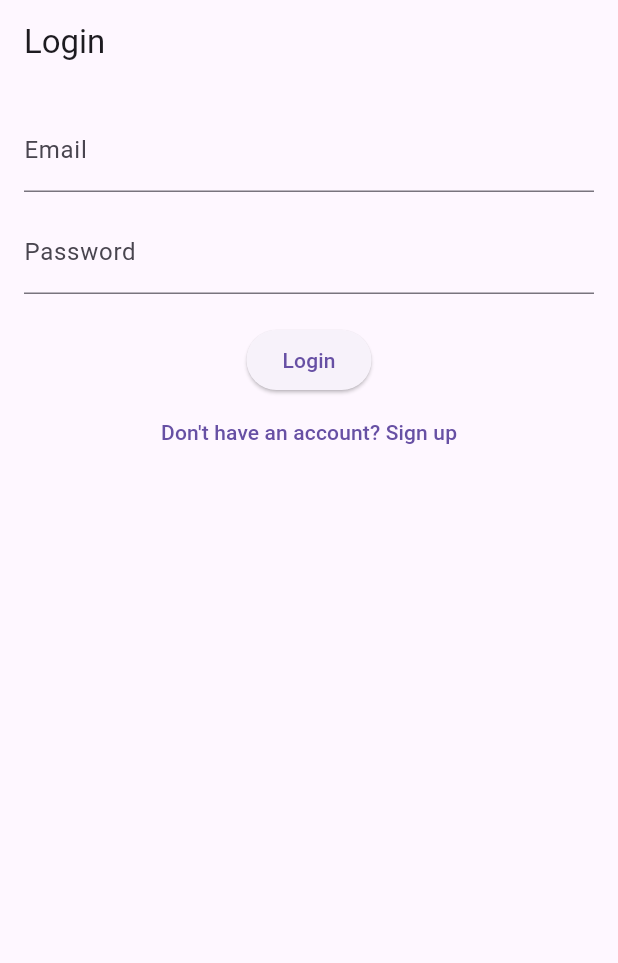
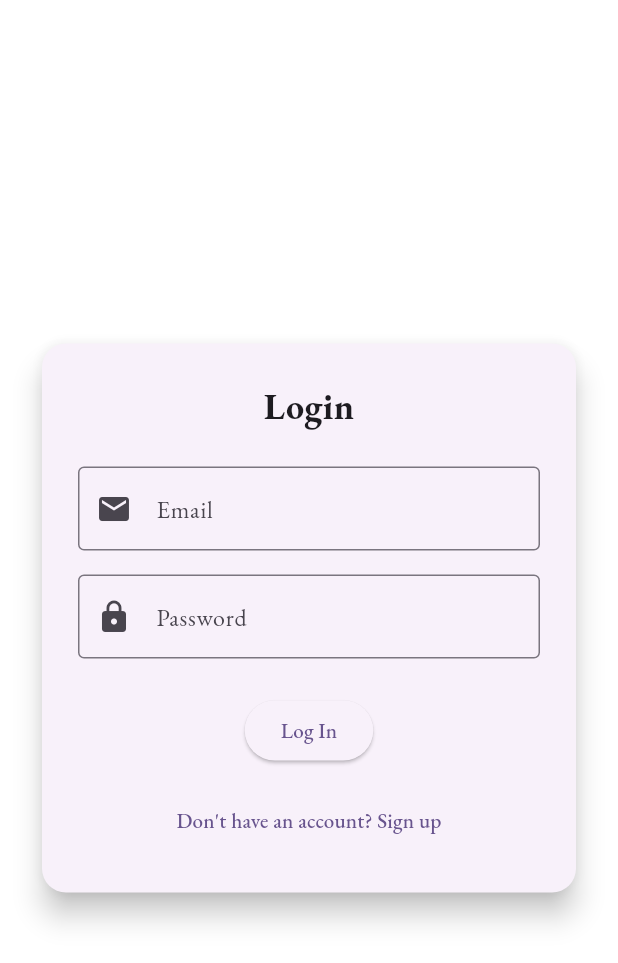
Before and after one commit to fadhuweb/note_app, a Flutter app: the screen it shows after launch, on a phone screen of 412 x 824 dp. Shown: the top 963 px of the screen. Run offline on Flutter 3.47's test engine with Material 3 defaults, Android fonts, the phone set to English and light mode, and no system bars; our stand-ins replace cloud_firestore, firebase_auth, firebase_core, flutter_bloc, google_fonts; accounts and stored records are empty.

```diff
--- a/lib/domain/models/note_model.dart
+++ b/lib/domain/models/note_model.dart
@@ -1,20 +1,39 @@
 class NoteModel {
   final String id;
-  final String text;
+  final String title;
+  final String content;
   final DateTime timestamp;
   final String userId;
 
   NoteModel({
     required this.id,
-    required this.text,
+    required this.title,
+    required this.content,
     required this.timestamp,
     required this.userId,
   });
 
+  NoteModel copyWith({
+    String? id,
+    String? title,
+    String? content,
+    DateTime? timestamp,
+    String? userId,
+  }) {
+    return NoteModel(
+      id: id ?? this.id,
+      title: title ?? this.title,
+      content: content ?? this.content,
+      timestamp: timestamp ?? this.timestamp,
+      userId: userId ?? this.userId,
+    );
+  }
+
   Map<String, dynamic> toMap() {
     return {
       'id': id,
-      'text': text,
+      'title': title,
+      'content': content,
       'timestamp': timestamp.toIso8601String(),
       'userId': userId,
     };
@@ -23,7 +42,8 @@ class NoteModel {
   factory NoteModel.fromMap(Map<String, dynamic> map) {
     return NoteModel(
       id: map['id'] ?? '',
-      text: map['text'] ?? '',
+      title: map['title'] ?? '',
+      content: map['content'] ?? '',
       timestamp: DateTime.parse(map['timestamp']),
       userId: map['userId'] ?? '',
     );
--- a/lib/domain/repositories/notes_repository_interface.dart
+++ b/lib/domain/repositories/notes_repository_interface.dart
@@ -3,6 +3,6 @@ import '../models/note_model.dart';
 abstract class INotesRepository {
   Future<List<NoteModel>> fetchNotes(String userId);
   Future<void> addNote(NoteModel note);
-  Future<void> updateNote(String id, String newText);
+  Future<void> updateNote(String id, String newTitle, String newContent); // ✅ update this
   Future<void> deleteNote(String id);
 }
--- a/lib/main.dart
+++ b/lib/main.dart
@@ -3,6 +3,7 @@ import 'package:firebase_core/firebase_core.dart';
 import 'package:flutter_bloc/flutter_bloc.dart';
 import 'package:firebase_auth/firebase_auth.dart';
 import 'package:cloud_firestore/cloud_firestore.dart';
+import 'package:google_fonts/google_fonts.dart';
 
 import 'firebase_options.dart';
 
@@ -17,6 +18,7 @@ import 'presentation/blocs/notes/notes_bloc.dart';
 import 'presentation/screens/auth/login_screen.dart';
 import 'presentation/screens/auth/signup_screen.dart';
 import 'presentation/screens/notes/notes_screen.dart';
+import 'presentation/screens/splash_screen.dart'; // ✅ Splash screen
 
 void main() async {
   WidgetsFlutterBinding.ensureInitialized();
@@ -56,10 +58,32 @@ class MyApp extends StatelessWidget {
         child: MaterialApp(
           debugShowCheckedModeBanner: false,
           title: 'Note App',
-          theme: ThemeData(primarySwatch: Colors.indigo),
-          home: FirebaseAuth.instance.currentUser == null
-              ? const LoginScreen()
-              : const NotesScreen(),
+
+          // 🎨 Light Theme with Garamond
+          theme: ThemeData(
+            useMaterial3: true,
+            brightness: Brightness.light,
+            colorScheme: ColorScheme.fromSeed(seedColor: Colors.deepPurple),
+            scaffoldBackgroundColor: Colors.white,
+            textTheme: GoogleFonts.ebGaramondTextTheme(),
+          ),
+
+          // 🌑 Dark Theme
+          darkTheme: ThemeData(
+            useMaterial3: true,
+            brightness: Brightness.dark,
+            colorScheme: ColorScheme.fromSeed(
+              seedColor: Colors.deepPurple,
+              brightness: Brightness.dark,
+            ),
+            textTheme: GoogleFonts.ebGaramondTextTheme(
+              ThemeData(brightness: Brightness.dark).textTheme,
+            ),
+          ),
+
+          themeMode: ThemeMode.system,
+
+          home: const SplashScreen(), // ✅ Now starts with splash
           routes: {
             '/login': (_) => const LoginScreen(),
             '/signup': (_) => const SignupScreen(),
--- a/lib/presentation/blocs/notes/notes_event.dart
+++ b/lib/presentation/blocs/notes/notes_event.dart
@@ -14,11 +14,14 @@ class AddNote extends NotesEvent {
 
 class UpdateNote extends NotesEvent {
   final String id;
-  final String newText;
-  UpdateNote(this.id, this.newText);
+  final String newTitle;
+  final String newContent;
+  final String userId;  // add userId here
+  UpdateNote(this.id, this.newTitle, this.newContent, this.userId);
 }
 
 class DeleteNote extends NotesEvent {
   final String id;
-  DeleteNote(this.id);
+  final String userId;  // add userId here
+  DeleteNote(this.id, this.userId);
 }
--- a/lib/presentation/screens/auth/login_screen.dart
+++ b/lib/presentation/screens/auth/login_screen.dart
@@ -3,7 +3,6 @@ import 'package:flutter_bloc/flutter_bloc.dart';
 import '../../blocs/auth/auth_event.dart';
 import '../../blocs/auth/auth_state.dart';
 import '../../blocs/auth/auth_bloc.dart';
-import '../notes/notes_screen.dart';
 
 class LoginScreen extends StatefulWidget {
   const LoginScreen({super.key});
@@ -31,7 +30,6 @@ class _LoginScreenState extends State<LoginScreen> {
   @override
   Widget build(BuildContext context) {
     return Scaffold(
-      appBar: AppBar(title: const Text("Login")),
       body: BlocConsumer<AuthBloc, AuthState>(
         listener: (context, state) {
           if (state is AuthFailure) {
@@ -42,22 +40,35 @@ class _LoginScreenState extends State<LoginScreen> {
             ScaffoldMessenger.of(context).showSnackBar(
               const SnackBar(content: Text("Login Successful"), backgroundColor: Colors.green),
             );
-            Navigator.pushReplacement(
-              context,
-              MaterialPageRoute(builder: (_) => const NotesScreen()),
-            );
+            Navigator.pushReplacementNamed(context, '/notes');
           }
         },
         builder: (context, state) {
-          return Padding(
-            padding: const EdgeInsets.all(16.0),
+          return Center(
+            child: SingleChildScrollView(
+              padding: const EdgeInsets.all(24),
+              child: Card(
+                elevation: 8,
+                shape: RoundedRectangleBorder(borderRadius: BorderRadius.circular(16)),
+                child: Padding(
+                  padding: const EdgeInsets.all(24),
                   child: Form(
                     key: _formKey,
                     child: Column(
+                      mainAxisSize: MainAxisSize.min,
                       children: [
+                        const Text(
+                          "Login",
+                          style: TextStyle(fontSize: 24, fontWeight: FontWeight.bold),
+                        ),
+                        const SizedBox(height: 24),
                         TextFormField(
                           controller: _emailController,
-                    decoration: const InputDecoration(labelText: "Email"),
+                          decoration: const InputDecoration(
+                            labelText: "Email",
+                            prefixIcon: Icon(Icons.email),
+                            border: OutlineInputBorder(),
+                          ),
                           validator: (value) {
                             if (value == null || !value.contains('@')) {
                               return "Enter a valid email";
@@ -65,11 +76,15 @@ class _LoginScreenState extends State<LoginScreen> {
                             return null;
                           },
                         ),
-                  const SizedBox(height: 12),
+                        const SizedBox(height: 16),
                         TextFormField(
                           controller: _passwordController,
                           obscureText: true,
-                    decoration: const InputDecoration(labelText: "Password"),
+                          decoration: const InputDecoration(
+                            labelText: "Password",
+                            prefixIcon: Icon(Icons.lock),
+                            border: OutlineInputBorder(),
+                          ),
                           validator: (value) {
                             if (value == null || value.length < 6) {
                               return "Password must be at least 6 characters";
@@ -77,20 +92,24 @@ class _LoginScreenState extends State<LoginScreen> {
                             return null;
                           },
                         ),
-                  const SizedBox(height: 20),
+                        const SizedBox(height: 24),
                         state is AuthLoading
                             ? const CircularProgressIndicator()
                             : ElevatedButton(
                                 onPressed: () => _login(context),
-                          child: const Text("Login"),
+                                child: const Text("Log In"),
                               ),
+                        const SizedBox(height: 12),
                         TextButton(
                           onPressed: () {
                             Navigator.pushReplacementNamed(context, '/signup');
                           },
                           child: const Text("Don't have an account? Sign up"),
-                  )
+                        ),
                       ],
+                    ),
+                  ),
+                ),
               ),
             ),
           );
--- a/pubspec.yaml
+++ b/pubspec.yaml
@@ -44,6 +44,7 @@ dependencies:
   provider: ^6.1.2  # Optional if you're mixing Provider
   uuid: ^4.5.1
   intl: ^0.20.2
+  google_fonts: ^6.2.1
 
 dev_dependencies:
   flutter_test:
```
Also changed, not shown: lib/data/repositories/notes_repository.dart (+6 -2 lines), lib/presentation/blocs/notes/notes_bloc.dart (+20 -15 lines), lib/presentation/screens/auth/signup_screen.dart (+31 -12 lines), lib/presentation/screens/notes/notes_screen.dart (+84 -25 lines), lib/presentation/screens/splash_screen.dart (added, +82 -0 lines), 3 other files. Lines whose indentation alone changed are shown as unchanged.
